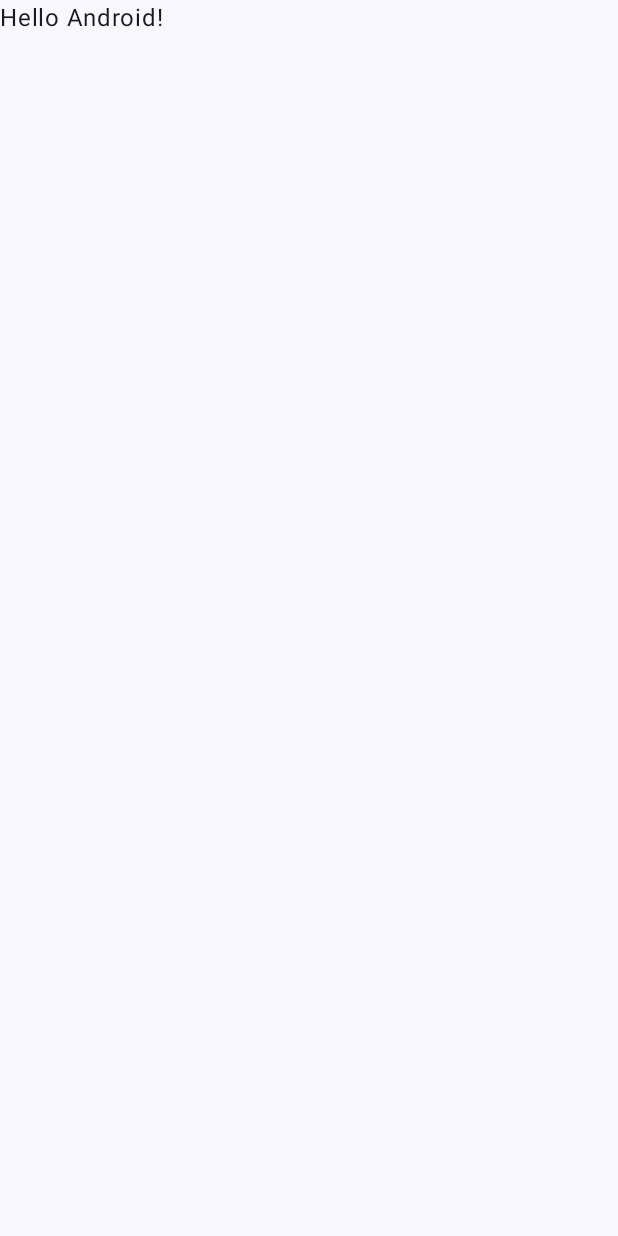
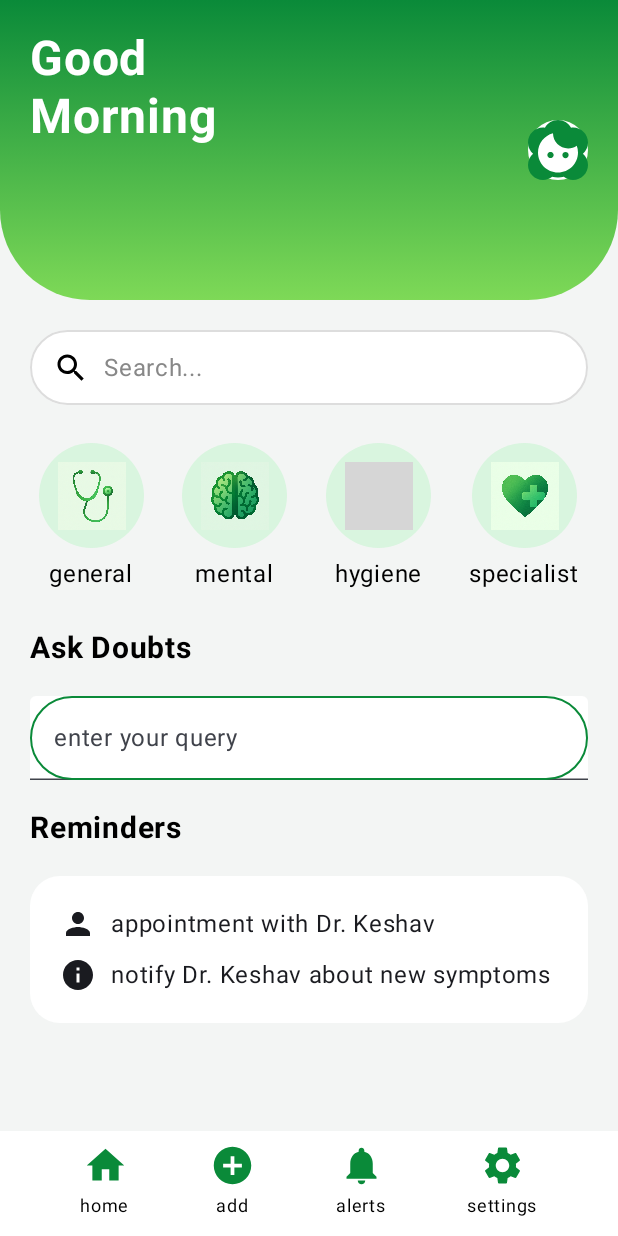
Before and after one commit to Ujjawal-Bisht/mediCare, an Android app built with Jetpack Compose: the screen it shows after launch (MainActivity), on a phone screen of 412 x 824 dp. Before the commit the screen is almost empty. Run offline under Robolectric (Android 15) with nearby library versions, the phone set to English and light mode, and no system bars; grey boxes are pictures that could not be loaded.

Commit message:
created different screens

```diff
--- a/frontend/app/build.gradle.kts
+++ b/frontend/app/build.gradle.kts
@@ -6,11 +6,11 @@ plugins {
 
 android {
     namespace = "com.example.medicare"
-    compileSdk = 34
+    compileSdk = 35
 
     defaultConfig {
         applicationId = "com.example.medicare"
-        minSdk = 24
+        minSdk = 25
         targetSdk = 34
         versionCode = 1
         versionName = "1.0"
--- /dev/null
+++ b/frontend/app/src/main/java/com/example/medicare/AppNavigator.kt
@@ -0,0 +1,27 @@
+package com.example.medicare
+
+import androidx.compose.runtime.*
+import androidx.compose.material3.*
+import com.example.healthui.AiChatScreen
+
+enum class Screen {
+    HOME, SETTINGS, TRACKER
+}
+
+@Composable
+fun AppNavigator() {
+
+    var currentScreen by remember { mutableStateOf(Screen.HOME) }
+
+    when (currentScreen) {
+        Screen.HOME -> HomeScreen(
+            onNavigate = { screen -> currentScreen = screen }
+        )
+        Screen.SETTINGS -> SettingsScreen(
+            onNavigate = { screen -> currentScreen = screen }
+        )
+        Screen.TRACKER -> TrackerScreen(
+            onNavigate = { screen -> currentScreen = screen }
+        )
+    }
+}
--- /dev/null
+++ b/frontend/app/src/main/java/com/example/medicare/HomeScreen.kt
@@ -0,0 +1,224 @@
+package com.example.medicare
+
+import androidx.compose.foundation.Image
+import androidx.compose.foundation.background
+import androidx.compose.foundation.border
+import androidx.compose.foundation.clickable
+import androidx.compose.foundation.layout.*
+import androidx.compose.foundation.shape.CircleShape
+import androidx.compose.foundation.shape.RoundedCornerShape
+import androidx.compose.material.icons.Icons
+import androidx.compose.material.icons.filled.*
+import androidx.compose.material3.*
+import androidx.compose.runtime.Composable
+import androidx.compose.runtime.mutableStateOf
+import androidx.compose.runtime.remember
+import androidx.compose.ui.Alignment
+import androidx.compose.ui.Modifier
+import androidx.compose.ui.graphics.Brush
+import androidx.compose.ui.graphics.Color
+import androidx.compose.ui.graphics.vector.ImageVector
+import androidx.compose.ui.res.painterResource
+import androidx.compose.ui.text.font.FontWeight
+import androidx.compose.ui.unit.dp
+import androidx.compose.ui.unit.sp
+
+@OptIn(ExperimentalMaterial3Api::class)
+@Composable
+fun HomeScreen(onNavigate: (Screen) -> Unit) {
+
+    val gradientGreen = Brush.verticalGradient(
+        colors = listOf(Color(0xFF0A8A39), Color(0xFF7ED957))
+    )
+
+    Column(
+        modifier = Modifier
+            .fillMaxSize()
+            .background(Color(0xFFF3F5F4))
+    ) {
+
+        // TOP CARD
+        Box(
+            modifier = Modifier
+                .fillMaxWidth()
+                .height(200.dp)
+                .background(
+                    brush = gradientGreen,
+                    shape = RoundedCornerShape(bottomStart = 60.dp, bottomEnd = 60.dp)
+                )
+        ) {
+            Column(
+                modifier = Modifier
+                    .align(Alignment.TopStart)
+                    .padding(20.dp)
+            ) {
+                Text("Good", color = Color.White, fontSize = 32.sp, fontWeight = FontWeight.Bold)
+                Text("Morning", color = Color.White, fontSize = 32.sp, fontWeight = FontWeight.Bold)
+            }
+
+            // Profile Icon
+            Box(
+                modifier = Modifier
+                    .size(80.dp)
+                    .align(Alignment.CenterEnd)
+                    .padding(20.dp)
+                    .background(Color.White, CircleShape),
+                contentAlignment = Alignment.Center
+            ) {
+                Icon(
+                    painter = painterResource(id = R.drawable.ic_profile),
+                    contentDescription = "",
+                    tint = Color(0xFF0A8A39),
+                    modifier = Modifier.size(40.dp)
+                )
+            }
+        }
+
+        Spacer(modifier = Modifier.height(20.dp))
+
+        // SEARCH BAR
+        Box(
+            modifier = Modifier
+                .padding(horizontal = 20.dp)
+                .background(Color.White, RoundedCornerShape(50.dp))
+                .fillMaxWidth()
+                .height(50.dp)
+                .border(1.dp, Color(0xFFDDDDDD), RoundedCornerShape(50.dp)),
+            contentAlignment = Alignment.CenterStart
+        ) {
+            Row(modifier = Modifier.padding(horizontal = 15.dp)) {
+                Icon(Icons.Default.Search, contentDescription = "")
+                Spacer(modifier = Modifier.width(10.dp))
+                Text("Search...", color = Color.Gray)
+            }
+        }
+
+        Spacer(modifier = Modifier.height(25.dp))
+
+        // CATEGORY BUTTONS
+        Row(
+            modifier = Modifier.fillMaxWidth(),
+            horizontalArrangement = Arrangement.SpaceEvenly
+        ) {
+            CategoryItem(R.drawable.ic_general, "general")
+            CategoryItem(R.drawable.ic_mental, "mental")
+            CategoryItem(R.drawable.ic_hygiene, "hygiene")
+            CategoryItem(R.drawable.ic_specialist, "specialist")
+        }
+
+        Spacer(modifier = Modifier.height(25.dp))
+
+        // ASK DOUBTS
+        Text(
+            "Ask Doubts",
+            fontSize = 20.sp,
+            fontWeight = FontWeight.Bold,
+            modifier = Modifier.padding(horizontal = 20.dp)
+        )
+
+        val query = remember { mutableStateOf("") }
+
+        TextField(
+            value = query.value,
+            onValueChange = { query.value = it },
+            placeholder = { Text("enter your query") },
+            colors = TextFieldDefaults.textFieldColors(containerColor = Color.White),
+            modifier = Modifier
+                .padding(20.dp)
+                .fillMaxWidth()
+                .border(1.dp, Color(0xFF0A8A39), RoundedCornerShape(50.dp))
+        )
+
+        // REMINDERS
+        Text(
+            "Reminders",
+            fontSize = 20.sp,
+            fontWeight = FontWeight.Bold,
+            modifier = Modifier.padding(horizontal = 20.dp)
+        )
+
+        Card(
+            modifier = Modifier
+                .padding(20.dp)
+                .fillMaxWidth(),
+            shape = RoundedCornerShape(20.dp),
+            colors = CardDefaults.cardColors(containerColor = Color.White)
+        ) {
+            Column(modifier = Modifier.padding(20.dp)) {
+
+                Row(verticalAlignment = Alignment.CenterVertically) {
+                    Icon(Icons.Default.Person, contentDescription = "")
+                    Spacer(modifier = Modifier.width(10.dp))
+                    Text("appointment with Dr. Keshav")
+                }
+
+                Spacer(modifier = Modifier.height(10.dp))
+
+                Row(verticalAlignment = Alignment.CenterVertically) {
+                    Icon(Icons.Default.Info, contentDescription = "")
+                    Spacer(modifier = Modifier.width(10.dp))
+                    Text("notify Dr. Keshav about new symptoms")
+                }
+            }
+        }
+
+        Spacer(modifier = Modifier.weight(1f))
+
+        // BOTTOM NAVIGATION
+        Row(
+            modifier = Modifier
+                .fillMaxWidth()
+                .height(70.dp)
+                .background(Color.White),
+            horizontalArrangement = Arrangement.SpaceEvenly,
+            verticalAlignment = Alignment.CenterVertically
+        ) {
+            BottomIcon(Icons.Default.Home, "home")
+            BottomIcon(Icons.Default.AddCircle, "add")
+            BottomIcon(Icons.Default.Notifications, "alerts")
+            BottomIcon(Icons.Default.Settings, "settings")
+        }
+    }
+}
+
+@Composable
+fun CategoryItem(icon: Int, label: String) {
+    Column(horizontalAlignment = Alignment.CenterHorizontally) {
+        Box(
+            modifier = Modifier
+                .size(70.dp)
+                .background(Color(0xFFD9F5DF), CircleShape),
+            contentAlignment = Alignment.Center
+        ) {
+            Image(
+                painter = painterResource(id = icon),
+                contentDescription = "",
+                modifier = Modifier.size(45.dp)
+            )
+        }
+        Spacer(modifier = Modifier.height(5.dp))
+        Text(label)
+    }
+}
+
+@Composable
+fun BottomIcon(icon: androidx.compose.ui.graphics.vector.ImageVector, label: String) {
+    Column(horizontalAlignment = Alignment.CenterHorizontally) {
+        Icon(icon, contentDescription = "", tint = Color(0xFF0A8A39), modifier = Modifier.size(30.dp))
+        Text(label, fontSize = 12.sp)
+    }
+}
+@Composable
+fun BottomNavItem(icon: ImageVector, label: String, onClick: () -> Unit) {
+    Column(horizontalAlignment = Alignment.CenterHorizontally) {
+        Icon(
+            icon,
+            contentDescription = "",
+            tint = Color(0xFF0A8A39),
+            modifier = Modifier
+                .size(28.dp)
+                .clickable { onClick() }
+        )
+        Text(label, fontSize = 12.sp)
+    }
+}
--- a/frontend/app/src/main/java/com/example/medicare/MainActivity.kt
+++ b/frontend/app/src/main/java/com/example/medicare/MainActivity.kt
@@ -4,13 +4,8 @@ import android.os.Bundle
 import androidx.activity.ComponentActivity
 import androidx.activity.compose.setContent
 import androidx.activity.enableEdgeToEdge
-import androidx.compose.foundation.layout.fillMaxSize
-import androidx.compose.foundation.layout.padding
-import androidx.compose.material3.Scaffold
-import androidx.compose.material3.Text
-import androidx.compose.runtime.Composable
-import androidx.compose.ui.Modifier
-import androidx.compose.ui.tooling.preview.Preview
+import androidx.compose.runtime.*
+import androidx.compose.material3.*
 import com.example.medicare.ui.theme.MediCareTheme
 
 class MainActivity : ComponentActivity() {
@@ -19,29 +14,8 @@ class MainActivity : ComponentActivity() {
         enableEdgeToEdge()
         setContent {
             MediCareTheme {
-                Scaffold(modifier = Modifier.fillMaxSize()) { innerPadding ->
-                    Greeting(
-                        name = "Android",
-                        modifier = Modifier.padding(innerPadding)
-                    )
-                }
+                AppNavigator()
             }
         }
     }
 }
-
-@Composable
-fun Greeting(name: String, modifier: Modifier = Modifier) {
-    Text(
-        text = "Hello $name!",
-        modifier = modifier
-    )
-}
-
-@Preview(showBackground = true)
-@Composable
-fun GreetingPreview() {
-    MediCareTheme {
-        Greeting("Android")
-    }
-}
--- /dev/null
+++ b/frontend/app/src/main/res/drawable/ic_profile.xml
@@ -0,0 +1,9 @@
+<vector xmlns:android="http://schemas.android.com/apk/res/android" android:height="24dp" android:tint="#000000" android:viewportHeight="24" android:viewportWidth="24" android:width="24dp">
+
+    <path android:fillColor="@android:color/white" android:pathData="M21.97,13.52c0,-0.01 0,-0.02 0,-0.04C23.21,12.38 24,10.78 24,9c0,-3.31 -2.69,-6 -6,-6c-0.26,0 -0.52,0.02 -0.78,0.06C16.19,1.23 14.24,0 12,0S7.81,1.23 6.78,3.06C6.52,3.02 6.26,3 6,3C2.69,3 0,5.69 0,9c0,1.78 0.79,3.38 2.02,4.48c0,0.01 0,0.02 0,0.04C0.79,14.62 0,16.22 0,18c0,3.31 2.69,6 6,6c1.39,0 2.67,-0.48 3.69,-1.28C10.43,22.9 11.2,23 12,23s1.57,-0.1 2.31,-0.28C15.33,23.52 16.61,24 18,24c3.31,0 6,-2.69 6,-6C24,16.22 23.21,14.62 21.97,13.52zM12,21c-4.41,0 -8,-3.59 -8,-8c0,-3.72 2.56,-6.85 6,-7.74c0,0.02 0,0.03 0,0.05c0,3.34 2.72,6.06 6.06,6.06c1.26,0 2.45,-0.39 3.45,-1.09C19.82,11.14 20,12.05 20,13C20,17.41 16.41,21 12,21z"/>
+
+    <path android:fillColor="@android:color/white" android:pathData="M9,14m-1.25,0a1.25,1.25 0,1 1,2.5 0a1.25,1.25 0,1 1,-2.5 0"/>
+
+    <path android:fillColor="@android:color/white" android:pathData="M15,14m-1.25,0a1.25,1.25 0,1 1,2.5 0a1.25,1.25 0,1 1,-2.5 0"/>
+
+</vector>
--- /dev/null
+++ b/frontend/app/src/main/res/drawable/security.xml
@@ -0,0 +1,5 @@
+<vector xmlns:android="http://schemas.android.com/apk/res/android" android:height="24dp" android:tint="#000000" android:viewportHeight="24" android:viewportWidth="24" android:width="24dp">
+
+    <path android:fillColor="@android:color/white" android:pathData="M7,15H5.5v-4.5H4V9h3V15zM13.5,13.5h-3v-1h2c0.55,0 1,-0.45 1,-1V10c0,-0.55 -0.45,-1 -1,-1H9v1.5h3v1h-2c-0.55,0 -1,0.45 -1,1V15h4.5V13.5zM19.5,14v-4c0,-0.55 -0.45,-1 -1,-1H15v1.5h3v1h-2v1h2v1h-3V15h3.5C19.05,15 19.5,14.55 19.5,14z"/>
+
+</vector>
```
Also changed, not shown: frontend/app/src/main/java/com/example/medicare/AiChatScreen.kt (added, +162 -0 lines), frontend/app/src/main/java/com/example/medicare/SettingsScreen.kt (added, +171 -0 lines), frontend/app/src/main/java/com/example/medicare/TrackerScreen.kt (added, +78 -0 lines), frontend/app/src/main/res/drawable/ic_general.png (added), frontend/app/src/main/res/drawable/ic_mental.png (added), frontend/app/src/main/res/drawable/ic_mic.jpg (added), frontend/app/src/main/res/drawable/ic_specialist.png (added), frontend/app/src/main/res/drawable/ic_wave.jpg (added), 1 other file.
